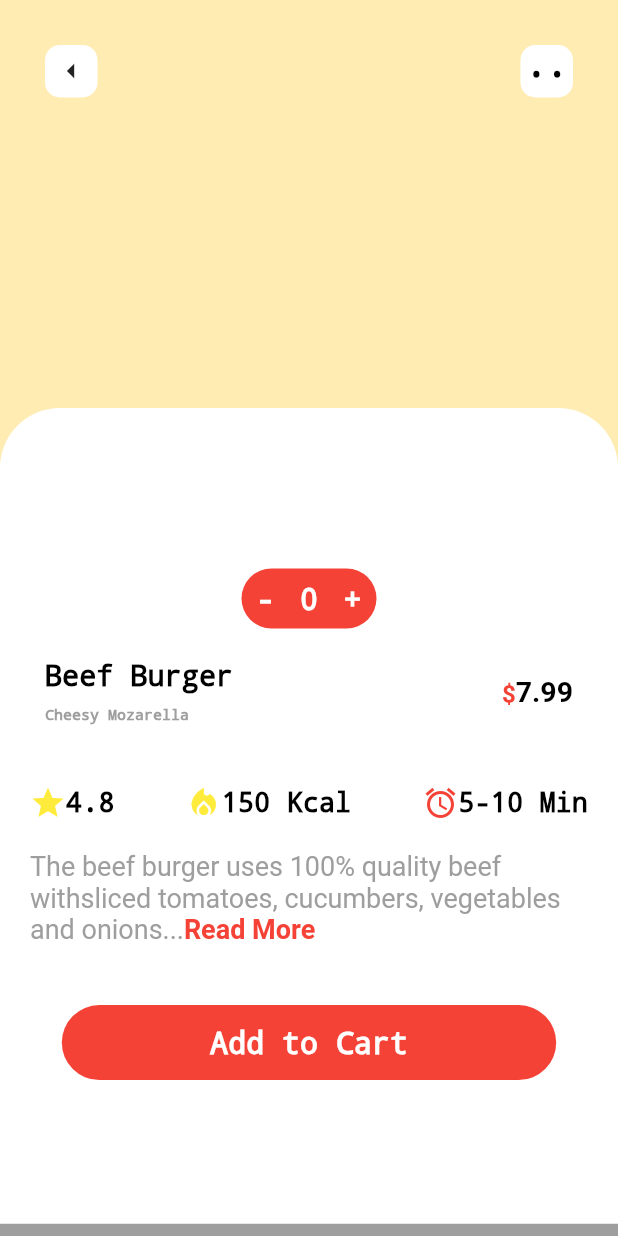
After one commit to Genics85/food-ordering-mob, a Flutter app: the DescriptionPage screen opened by its route, on a phone screen of 412 x 824 dp. The commit adds this screen. Run offline on Flutter 3.47's test engine with Material 2 defaults, Android fonts, the phone set to English and light mode, and no system bars.

Commit message:
Description on burgar done with

```diff
--- a/lib/main.dart
+++ b/lib/main.dart
@@ -1,6 +1,7 @@
 import 'package:flutter/material.dart';
 import 'package:food/pages/homePage.dart';
 import 'package:food/pages/landingPage.dart';
+import 'package:food/pages/description.dart';
 void main(){
   runApp(const MyApp());
 }
@@ -19,7 +20,8 @@ class MyApp extends StatelessWidget{
       initialRoute: "/",
       routes: {
         "/": (context)=>HomePage(),
-        "/landingPage": (context)=> LandingPage()
+        "/landingPage": (context)=> LandingPage(),
+        "/landingPage/descriptionPage":(context)=>DescriptionPage()
       },
       theme: ThemeData(
         primarySwatch: Colors.red,
--- /dev/null
+++ b/lib/pages/description.dart
@@ -0,0 +1,282 @@
+import 'package:flutter/cupertino.dart';
+import 'package:flutter/material.dart';
+
+class DescriptionPage extends StatefulWidget {
+
+
+  DescriptionPage({Key? key}) : super(key: key);
+
+  @override
+  _DescriptionPageState createState() => _DescriptionPageState();
+}
+
+class _DescriptionPageState extends State<DescriptionPage> {
+  int counter=0;
+
+  void increase(){
+    setState(() {
+      counter++;
+    });
+  }
+  void decrease(){
+    setState(() {
+      if(counter>0){
+        counter--;
+      }
+    });
+  }
+
+  @override
+  Widget build(BuildContext context) {
+
+    return SafeArea(child: Container(
+      decoration: BoxDecoration(
+        color: Colors.grey,
+      ),
+      child: Stack(
+        children: [
+          Container(
+            padding: EdgeInsets.only(top: 30),
+            alignment: Alignment.topLeft,
+            height: MediaQuery.of(context).size.height/3 + 50,
+            decoration: BoxDecoration(
+              color: Colors.amber.shade100
+            ),
+            child: Container(
+              margin: EdgeInsets.only(left: 30,right: 30),
+              child: Row(
+                mainAxisAlignment: MainAxisAlignment.spaceBetween,
+                children: [
+                  Container(
+                    height: 35,
+                    width: 35,
+                    decoration: BoxDecoration(
+                        color:Colors.white,
+                        borderRadius: BorderRadius.circular(10)
+                    ),
+                    child:
+                        GestureDetector(
+                          onTap: (){
+                            Navigator.pop(context);
+                          },
+                          child: Icon(Icons.arrow_left),
+                        )
+                  ),
+                  Container(
+                    height: 35,
+                    width: 35,
+                    decoration: BoxDecoration(
+                        color:Colors.white,
+                        borderRadius: BorderRadius.circular(10)
+                    ),
+                    child:
+                    Text("..",textAlign:TextAlign.center,style: TextStyle(
+                        fontSize: 23,
+                        color: Colors.black,
+                        decoration: TextDecoration.none
+                    ),),
+                  ),
+                ],
+              ),
+            )
+          ),
+          Container(
+            padding: EdgeInsets.only(top: MediaQuery.of(context).size.height*0.13),
+            margin: EdgeInsets.only(top: MediaQuery.of(context).size.height*0.33),
+            height: MediaQuery.of(context).size.height*0.66,
+            width: MediaQuery.of(context).size.width,
+            decoration: BoxDecoration(
+              borderRadius: BorderRadius.only(topRight: Radius.circular(40),topLeft: Radius.circular(40)),
+              color: Colors.white
+            ),
+            child: Column(
+              children:[
+                Container(
+                  width: 90,
+                  height: 40,
+                  decoration: BoxDecoration(
+                    color: Colors.red,
+                    borderRadius: BorderRadius.circular(20)
+                  ),
+                  child:Container(
+                      margin: EdgeInsets.only(right:10,left:10),
+                      child: Row(
+                    mainAxisAlignment: MainAxisAlignment.spaceBetween,
+                    children: [
+                      GestureDetector(
+                        onTap:decrease,
+                        child: Text("-",textAlign:TextAlign.center,style: TextStyle(
+                          color: Colors.white,
+                          fontSize: 20,
+                          decoration:TextDecoration.none
+                      ),),)
+                      ,
+                      Text("$counter",textAlign:TextAlign.center,style: TextStyle(
+                          color: Colors.white,
+                          fontSize: 20,
+                          decoration:TextDecoration.none
+                      ),),
+                      GestureDetector(
+                        onTap: increase,
+                        child: Text("+",textAlign:TextAlign.center,style: TextStyle(
+                            color: Colors.white,
+                            fontSize: 20,
+                            decoration:TextDecoration.none
+                        ),),)
+                      ,
+
+                    ],
+                  ))
+
+                ),
+                SizedBox(height: 20,),
+
+                Container(
+                  margin: EdgeInsets.only(left: 30,right: 30),
+                  child:  Row(
+                    crossAxisAlignment: CrossAxisAlignment.center,
+                    mainAxisAlignment: MainAxisAlignment.spaceBetween,
+                    children: [
+                      Column(
+                        crossAxisAlignment: CrossAxisAlignment.start,
+                        children: [
+                          Text("Beef Burger",style: TextStyle(
+                              fontWeight: FontWeight.bold,
+                              fontSize: 19,
+                              decoration: TextDecoration.none,
+                              color: Colors.black
+                          ),),
+                          SizedBox(height: 10,),
+
+                          Text("Cheesy Mozarella", style: TextStyle(
+                            color: Colors.grey,
+                            fontSize: 10,
+                            decoration: TextDecoration.none
+                          ),)
+                        ],
+                      ),
+
+                      RichText(text: TextSpan(
+                          style: TextStyle(
+                              fontWeight: FontWeight.bold,
+                              fontSize: 19,
+                              color: Colors.black
+                          ),
+                          children: [
+                            TextSpan(text:"\$",style: TextStyle(
+                              color: Colors.red,
+                              fontSize: 16,
+                            )),
+                            TextSpan(text:"7.99")
+                          ]
+                      )),
+                    ],
+                  ),
+                ),
+
+                SizedBox(height: 40,),
+
+                Row(
+                  mainAxisAlignment: MainAxisAlignment.spaceBetween,
+                  children: [
+                    Container(
+                      margin: EdgeInsets.only(right:20,left: 20),
+                      child:Row(
+                        children: [
+                          Icon(Icons.star,color:Colors.yellow),
+                          Text("4.8",style: TextStyle(
+                            fontSize:18,
+                            fontWeight: FontWeight.bold,
+                            decoration:TextDecoration.none,
+                            color: Colors.black
+                          ),)
+                        ],
+                      )
+                    ),
+                    Container(
+                        margin: EdgeInsets.only(right:20),
+                        child:Row(
+                          children: [
+                            Icon(Icons.local_fire_department,color:Colors.yellow),
+                            Text("150 Kcal",style: TextStyle(
+                                fontSize: 18,
+                                fontWeight: FontWeight.bold,
+                                decoration:TextDecoration.none,
+                                color: Colors.black
+                            ),)
+                          ],
+                        )
+                    ),
+                    Container(
+                        margin: EdgeInsets.only(right:20),
+                        child:Row(
+                          children: [
+                            Icon(Icons.alarm,color:Colors.red),
+                            Text("5-10 Min",style: TextStyle(
+                                fontSize: 18,
+                                fontWeight: FontWeight.bold,
+                                decoration:TextDecoration.none,
+                                color: Colors.black
+                            ),)
+                          ],
+                        )
+                    ),
+                  ],
+                ),
+                SizedBox(height: 20,),
+
+                Container(
+                  margin: EdgeInsets.only(left:20,right: 20),
+                  child:RichText(text: const TextSpan(
+                      style: TextStyle(
+                        color: Colors.grey,
+                        fontSize: 18,
+
+                        decoration: TextDecoration.none,
+                      ),
+                      children: [
+                        TextSpan(text: "The beef burger uses 100% quality beef with"
+                            "sliced tomatoes, cucumbers, vegetables and onions...", ),
+                        TextSpan(text: "Read More",
+                            style: TextStyle(
+                              fontWeight: FontWeight.bold,
+                              color: Colors.red,
+                            )
+                        )
+                      ]
+                  )
+                  ),
+                ),
+                SizedBox(height: 40,),
+
+                Container(
+                  alignment: Alignment.center,
+                  height: 50,
+                  width: MediaQuery.of(context).size.width*0.8,
+                  decoration: BoxDecoration(
+                    borderRadius: BorderRadius.circular(999),
+                    color: Colors.red,
+                  ),
+                  child: Text("Add to Cart",textAlign: TextAlign.center,style: TextStyle(
+                    color: Colors.white,
+                    decoration: TextDecoration.none,
+                    fontSize: 20
+                  ),),
+                )
+
+
+              ]
+            ),
+          ),
+          // Container(
+          //   decoration: BoxDecoration(
+          //     image: DecorationImage(
+          //       image: AssetImage("lib/assets/images/burgarSplash.png")
+          //     )
+          //   ),
+          // )
+        ],
+      ),
+    ));
+  }
+}
--- a/lib/pages/landingPage.dart
+++ b/lib/pages/landingPage.dart
@@ -1,3 +1,4 @@
+
 import 'package:flutter/cupertino.dart';
 import 'package:flutter/material.dart';
 
@@ -226,10 +227,16 @@ void _onItemTapped(int index){
                   child: ListView(
                     scrollDirection: Axis.horizontal,
                     children: [
-                      PopularScroll(),
-                      PopularScroll(),
-                      PopularScroll(),
-                      PopularScroll(),
+                      GestureDetector(
+                        onTap:(){
+                          Navigator.pushNamed(context, "/landingPage/descriptionPage");
+                        },
+                        child: PopularScroll("lib/assets/images/pizza.png","Pizza","Cheesy pizza in town","9.99"),
+                      ),
+                      PopularScroll("lib/assets/images/normalBurgar.png","Burger ","The most decorated burger one can find in town","7.99"),
+                      PopularScroll("lib/assets/images/rice.jpg","Rice","The rice that you will eat and ask for more","4.99"),
+                      PopularScroll("lib/assets/images/shawama.jpg","Shawarma","The sexiest Shawarma alive","4.99"),
+                      PopularScroll("lib/assets/images/pasta.png","Pasta","The italiano standard pasta at your doorsteps","5.99"),
                     ],
                   )
               )
@@ -273,7 +280,7 @@ void _onItemTapped(int index){
   );
 }
 
-Widget PopularScroll(){
+Widget PopularScroll(String pic,String name,String description, String price){
   return Container(
       margin: EdgeInsets.only(right: 10),
       height:100,
@@ -286,17 +293,23 @@ Widget PopularScroll(){
               Container(
                 height: 50,
                 width: 50,
+                decoration: BoxDecoration(
                     color: Colors.grey,
+                    image: DecorationImage(
+                        image: AssetImage("$pic"),
+                        fit: BoxFit.cover
+                    )
+                ),
               ),
               SizedBox(height: 10,),
 
-            Text("Beef Burger",style: TextStyle(
+              Text("$name",style: TextStyle(
                 fontWeight: FontWeight.bold,
                 fontSize: 15,
               ),),
               SizedBox(height: 20,),
 
-            Text("Cheesy Mozarella", style: TextStyle(
+              Text("$description",textAlign: TextAlign.center, style: TextStyle(
                   fontSize: 12,
                   color: Colors.grey
               ),),
@@ -314,7 +327,7 @@ Widget PopularScroll(){
                       color: Colors.red,
                       fontSize: 16,
                     )),
-                  TextSpan(text:"6.95")
+                    TextSpan(text:"$price")
                   ]
               ))
             ]
@@ -322,4 +335,5 @@ Widget PopularScroll(){
         ),
       ),
     );
+
 }
```
Lines whose indentation alone changed are shown as unchanged.
